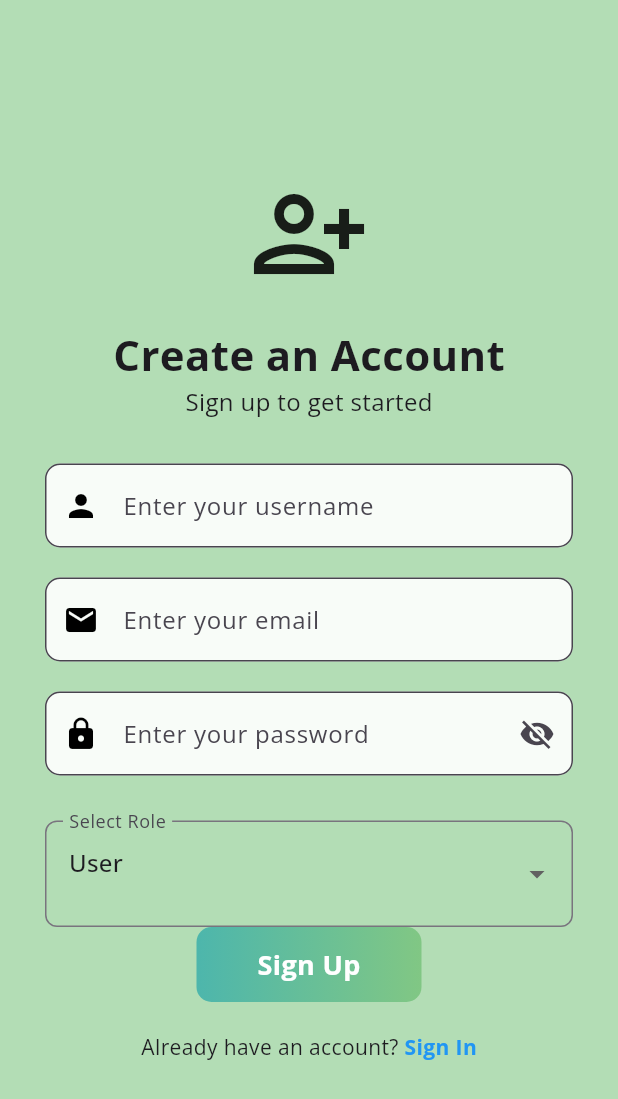
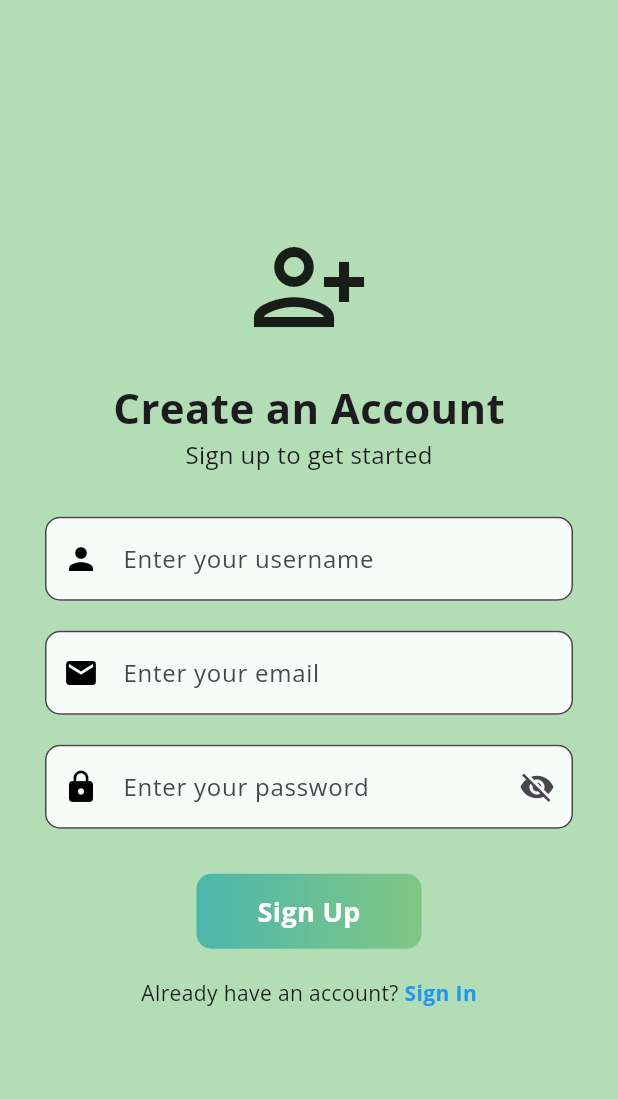
Before and after one commit to AbdallahKhayat/Hajzi_Flutter, a Flutter app: the screen it shows after launch, after a tap on "Sign up with Email", on a phone screen of 412 x 824 dp. Shown: the top 1099 px of the screen. Run offline on Flutter 3.47's test engine with Material 3 defaults, Android fonts, the phone set to English and light mode, and no system bars; our stand-ins replace cached_network_image, camera, carousel_slider, dio, file_picker, firebase_auth and 18 more; missing offline and left inert: flutter_facebook_auth, flutter_stripe; accounts and stored records are empty; generated files the repository leaves out were written again; network calls fail.

Commit message:
removed role from sign up and fixed email overflow

```diff
--- a/lib/Pages/EmailSignUpPage.dart
+++ b/lib/Pages/EmailSignUpPage.dart
@@ -144,59 +144,59 @@ class _EmailSignUpPageState extends State<EmailSignUpPage> {
                   passwordTextField(),
                   const SizedBox(height: 30),
 
-                  kIsWeb
-                      ? Center(
-                          //web part//////////////////////////
-                          child: SizedBox(
-                            width: 400,
-                            child: DropdownButtonFormField<String>(
-                              padding: EdgeInsets.only(bottom: 15),
-                              value: selectedRole,
-                              onChanged: (value) {
-                                setState(() {
-                                  selectedRole = value;
-                                });
-                              },
-                              items: [
-                                DropdownMenuItem(
-                                    value: "user", child: Text("User")),
-                                DropdownMenuItem(
-                                    value: "customer", child: Text("Customer")),
-                                DropdownMenuItem(
-                                    value: "admin", child: Text("Admin")),
-                              ],
-                              decoration: InputDecoration(
-                                labelText: "Select Role",
-                                border: OutlineInputBorder(
-                                  borderRadius: BorderRadius.circular(8),
-                                ),
-                              ),
-                            ),
-                          ),
-                        )
-                      : DropdownButtonFormField<String>(
-                          padding: EdgeInsets.only(bottom: 15),
-                          value: selectedRole,
-                          onChanged: (value) {
-                            setState(() {
-                              selectedRole = value;
-                            });
-                          },
-                          items: [
-                            DropdownMenuItem(
-                                value: "user", child: Text("User")),
-                            DropdownMenuItem(
-                                value: "customer", child: Text("Customer")),
-                            DropdownMenuItem(
-                                value: "admin", child: Text("Admin")),
-                          ],
-                          decoration: InputDecoration(
-                            labelText: "Select Role",
-                            border: OutlineInputBorder(
-                              borderRadius: BorderRadius.circular(8),
-                            ),
-                          ),
-                        ),
+                  // kIsWeb
+                  //     ? Center(
+                  //         //web part//////////////////////////
+                  //         child: SizedBox(
+                  //           width: 400,
+                  //           child: DropdownButtonFormField<String>(
+                  //             padding: EdgeInsets.only(bottom: 15),
+                  //             value: selectedRole,
+                  //             onChanged: (value) {
+                  //               setState(() {
+                  //                 selectedRole = value;
+                  //               });
+                  //             },
+                  //             items: [
+                  //               DropdownMenuItem(
+                  //                   value: "user", child: Text("User")),
+                  //               DropdownMenuItem(
+                  //                   value: "customer", child: Text("Customer")),
+                  //               DropdownMenuItem(
+                  //                   value: "admin", child: Text("Admin")),
+                  //             ],
+                  //             decoration: InputDecoration(
+                  //               labelText: "Select Role",
+                  //               border: OutlineInputBorder(
+                  //                 borderRadius: BorderRadius.circular(8),
+                  //               ),
+                  //             ),
+                  //           ),
+                  //         ),
+                  //       )
+                  //     : DropdownButtonFormField<String>(
+                  //         padding: EdgeInsets.only(bottom: 15),
+                  //         value: selectedRole,
+                  //         onChanged: (value) {
+                  //           setState(() {
+                  //             selectedRole = value;
+                  //           });
+                  //         },
+                  //         items: [
+                  //           DropdownMenuItem(
+                  //               value: "user", child: Text("User")),
+                  //           DropdownMenuItem(
+                  //               value: "customer", child: Text("Customer")),
+                  //           DropdownMenuItem(
+                  //               value: "admin", child: Text("Admin")),
+                  //         ],
+                  //         decoration: InputDecoration(
+                  //           labelText: "Select Role",
+                  //           border: OutlineInputBorder(
+                  //             borderRadius: BorderRadius.circular(8),
+                  //           ),
+                  //         ),
+                  //       ),
 
                   // Sign-Up Button
                   InkWell(
--- a/lib/Pages/HomePage.dart
+++ b/lib/Pages/HomePage.dart
@@ -450,6 +450,8 @@ class _HomePageState extends State<HomePage>
                           fontWeight: FontWeight.bold,
                           color: Colors.white,
                         ),
+                        overflow: TextOverflow.ellipsis, // Adds ellipsis when text overflows
+                        maxLines: 1, // Restricts the text to a single line
                       ),
                     ],
                   ),
```
